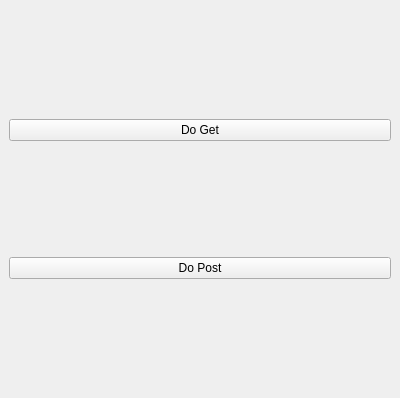
Old version of the form lui_testing/reactjs_toys/tree_w_2_front_ends/simple.ui in the repository luisodls/dui_prototyping.
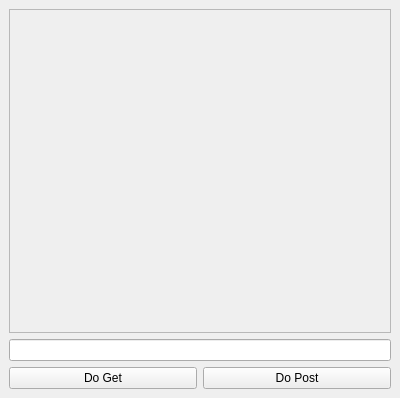
New version of the form.

Commit message: adding widgets and connecting them

```diff
--- a/lui_testing/reactjs_toys/tree_w_2_front_ends/simple.ui
+++ b/lui_testing/reactjs_toys/tree_w_2_front_ends/simple.ui
@@ -16,18 +16,50 @@
   <widget class="QWidget" name="centralwidget">
    <layout class="QGridLayout" name="gridLayout">
     <item row="0" column="0">
+     <layout class="QVBoxLayout" name="verticalLayout_2">
+      <item>
+       <widget class="QScrollArea" name="scrollArea">
+        <property name="widgetResizable">
+         <bool>true</bool>
+        </property>
+        <widget class="QWidget" name="scrollAreaWidgetContents">
+         <property name="geometry">
+          <rect>
+           <x>0</x>
+           <y>0</y>
+           <width>378</width>
+           <height>298</height>
+          </rect>
+         </property>
+        </widget>
+       </widget>
+      </item>
+      <item>
+       <layout class="QVBoxLayout" name="verticalLayout">
+        <item>
+         <widget class="QLineEdit" name="EditPostRequestLine"/>
+        </item>
+        <item>
+         <layout class="QHBoxLayout" name="horizontalLayout">
+          <item>
      <widget class="QPushButton" name="Button4Get">
       <property name="text">
        <string>Do Get</string>
       </property>
      </widget>
     </item>
-    <item row="1" column="0">
+          <item>
      <widget class="QPushButton" name="Button4Post">
       <property name="text">
        <string>Do Post</string>
       </property>
      </widget>
+          </item>
+         </layout>
+        </item>
+       </layout>
+      </item>
+     </layout>
     </item>
    </layout>
   </widget>
```
Lines whose indentation alone changed are shown as unchanged. The commit also changes 1 other file.
